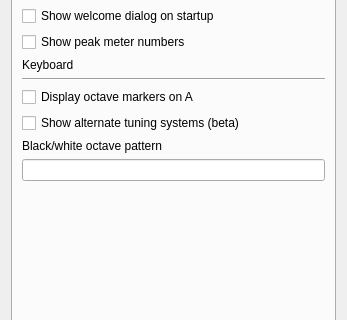
yuxshao/ptcollab, file src/editor/SettingsDialog.ui: the form before one commit; both pictures show x 0 to 347 and y 88 to 408 of the 347 by 505 pixel window.
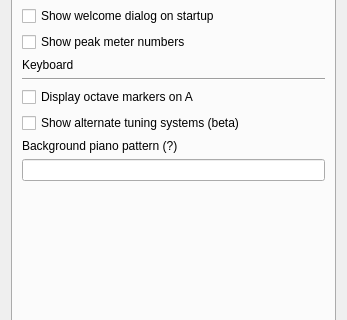
The form after the commit.

Commit message: slightly better ui

```diff
--- a/src/editor/SettingsDialog.ui
+++ b/src/editor/SettingsDialog.ui
@@ -170,14 +170,32 @@
         </widget>
        </item>
        <item>
+        <widget class="QWidget" name="alternateTuningSystemContainer" native="true">
+         <layout class="QVBoxLayout" name="verticalLayout_5">
+          <property name="leftMargin">
+           <number>0</number>
+          </property>
+          <property name="topMargin">
+           <number>0</number>
+          </property>
+          <property name="rightMargin">
+           <number>0</number>
+          </property>
+          <property name="bottomMargin">
+           <number>0</number>
+          </property>
+          <item>
         <widget class="QLabel" name="label_4">
          <property name="text">
-          <string>Black/white octave pattern</string>
+             <string>Background piano pattern (?)</string>
          </property>
         </widget>
        </item>
        <item>
         <widget class="QLineEdit" name="rowDisplayEdit"/>
+          </item>
+         </layout>
+        </widget>
        </item>
        <item>
         <spacer name="verticalSpacer_3">
```
Left out of the diff: 3 changed lines with no effect on the pictures. Lines whose indentation alone changed are shown as unchanged. The commit also changes 5 other files.
